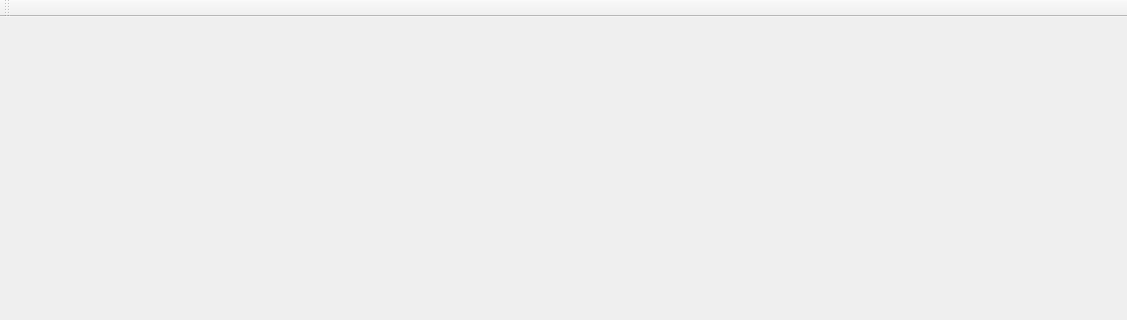
This is QtLayouts/View/mainwindow.ui in caglardursun/MyQtTryouts as Qt 5 draws it before an edit; both pictures show x 0 to 1127 and y 0 to 320 of the 1127 by 929 pixel window. The edited form follows.
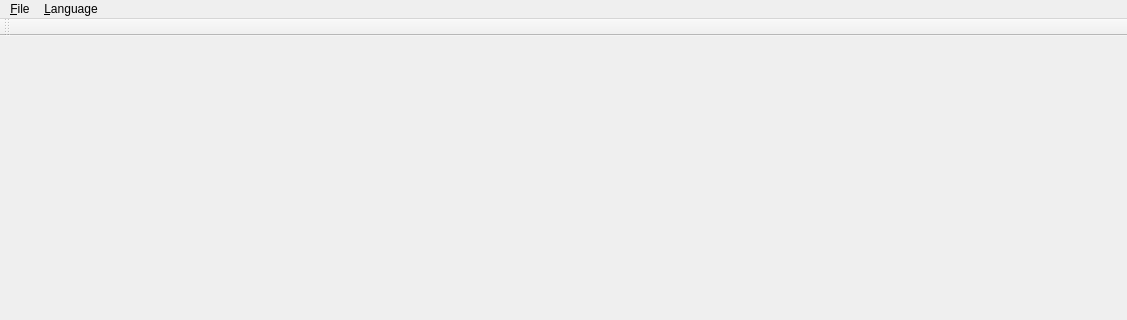
This is the edited form.

Commit message: Layout language implimentation not working

Patch:
```diff
--- a/QtLayouts/View/mainwindow.ui
+++ b/QtLayouts/View/mainwindow.ui
@@ -25,6 +25,19 @@
      <height>21</height>
     </rect>
    </property>
+   <widget class="QMenu" name="menu_File">
+    <property name="title">
+     <string>&amp;File</string>
+    </property>
+    <addaction name="action_New"/>
+   </widget>
+   <widget class="QMenu" name="menuLanguage">
+    <property name="title">
+     <string>&amp;Language</string>
+    </property>
+   </widget>
+   <addaction name="menu_File"/>
+   <addaction name="menuLanguage"/>
   </widget>
   <widget class="QToolBar" name="mainToolBar">
    <attribute name="toolBarArea">
```
Left out of the diff: 15 changed lines with no effect on the pictures. The commit also changes 26 other files.
